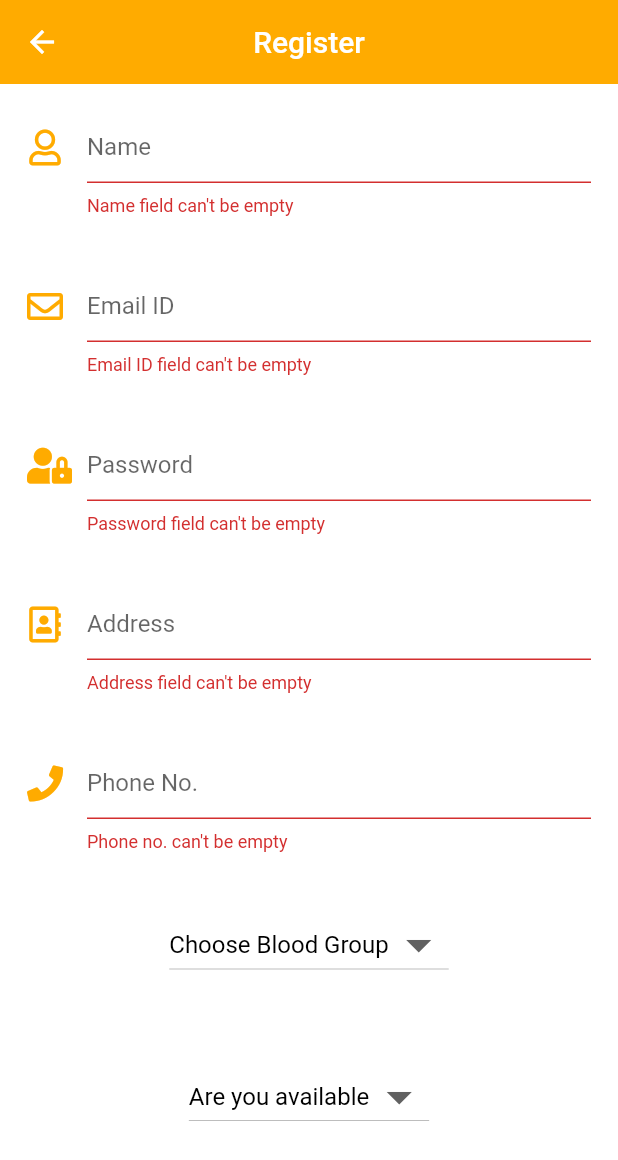
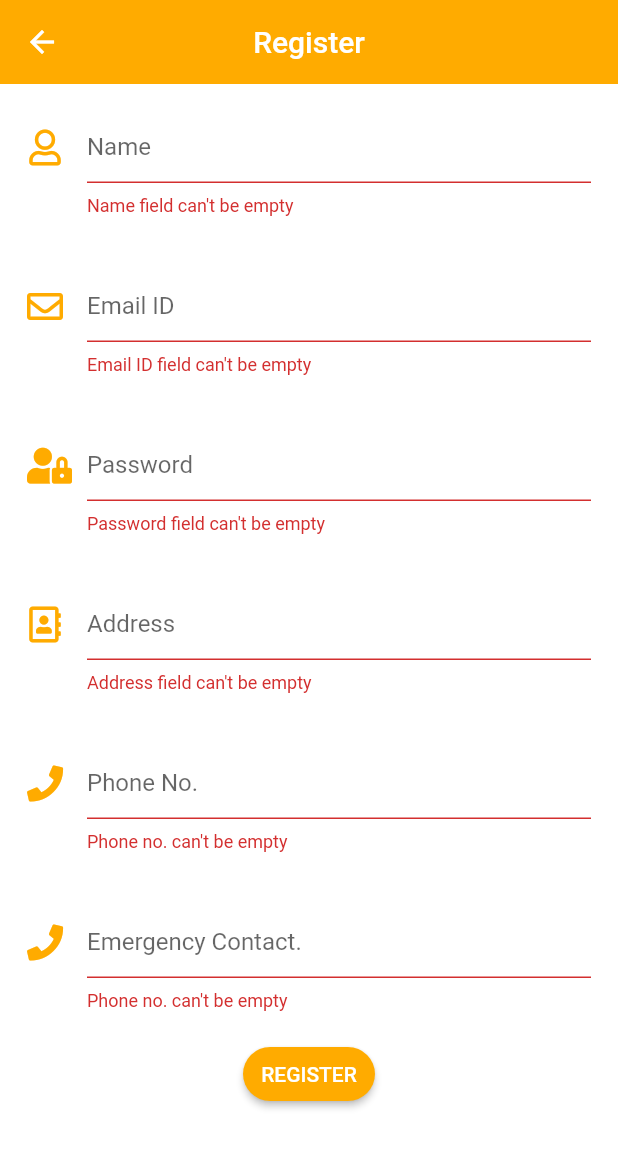
Before and after one commit to mahakmandlecha/SheHacks_Team-055, a Flutter app: the RegisterPage screen opened by its route, after a tap on "REGISTER", on a phone screen of 412 x 824 dp. Shown: the top 1160 px of the screen. Run offline on Flutter 3.47's test engine with Material 2 defaults, Android fonts, the phone set to English and light mode, and no system bars; our stand-ins replace cloud_firestore, firebase_auth, firebase_core, font_awesome_flutter, shared_preferences; accounts and stored records are empty; Roboto replaces fonts that are missing (GoogleSans).

Commit message:
Registration Screen done

```diff
--- a/lib/screens/register.dart
+++ b/lib/screens/register.dart
@@ -23,16 +23,8 @@ class _RegisterPageState extends State<RegisterPage> {
   String _phoneNumber;
   String _address;
   String _name;
-  List<String> _availability = ['Yes', 'No'];
-  String _availabilitySelected = '';
-  List<String> _gender = ['Male', 'Female'];
-  String _genderSelected = '';
+  String _emergency;
 
-  bool _availabilityCategorySelected = false;
-  List<String> _bloodGroup = ['A+', 'A-', 'B+', 'B-', 'O+', 'O-', 'AB+', 'AB-'];
-  String _bloodGroupSelected = '';
-  bool _categorySelected = false;
-  bool _genderCategorySelected = false;
   bool isLoggedIn() {
     if (FirebaseAuth.instance.currentUser != null) {
       return true;
@@ -78,11 +70,9 @@ class _RegisterPageState extends State<RegisterPage> {
           'uid': user.uid,
           'name': _name,
           'email': _email,
-          'bloodgroup': _bloodGroupSelected,
-          'availability': _availabilitySelected,
           'mobile-number': _phoneNumber,
           'address': _address,
-          'gender': _genderSelected,
+          'Emergency-number': _emergency,
         };
         addData(UserDetails).then((result) {
           print("User Added");
@@ -223,125 +213,20 @@ class _RegisterPageState extends State<RegisterPage> {
                         onSaved: (value) => _phoneNumber = value,
                       ),
                     ),
-                    Container(
-                      child: Column(
-                        children: <Widget>[
-                          Container(
-                            padding: EdgeInsets.only(top: 20.0),
-                            child: DropdownButton(
-                              hint: Text(
-                                'Choose Blood Group',
-                                style: TextStyle(color: Colors.black),
-                              ),
-                              iconSize: 40.0,
-                              items: _bloodGroup.map((val) {
-                                return new DropdownMenuItem<String>(
-                                  value: val,
-                                  child: new Text(val),
-                                );
-                              }).toList(),
-                              onChanged: (newValue) {
-                                setState(() {
-                                  _bloodGroupSelected = newValue;
-                                  this._categorySelected = true;
-                                });
-                              },
-                            ),
+                    Padding(
+                      padding: const EdgeInsets.all(18.0),
+                      child: TextFormField(
+                        keyboardType: TextInputType.phone,
+                        decoration: InputDecoration(
+                          hintText: 'Emergency Contact.',
+                          icon: Icon(
+                            FontAwesomeIcons.phone,
+                            color: Colors.amberAccent[700],
                           ),
-                          SizedBox(
-                            height: 10.0,
-                          ),
-                          Text(
-                            _bloodGroupSelected,
-                            style: TextStyle(
-                              fontWeight: FontWeight.bold,
-                              fontSize: 20.0,
-                              color: Colors.amberAccent[700],
-                            ),
-                          ),
-                        ],
-                      ),
-                    ),
-                    Container(
-                      child: Column(
-                        children: <Widget>[
-                          Container(
-                            padding: EdgeInsets.only(top: 20.0),
-                            child: DropdownButton(
-                              hint: Text(
-                                'Are you available',
-                                style: TextStyle(
-                                  color: Colors.black,
-                                ),
-                              ),
-                              iconSize: 40.0,
-                              items: _availability.map((val) {
-                                return new DropdownMenuItem<String>(
-                                  value: val,
-                                  child: new Text(val),
-                                );
-                              }).toList(),
-                              onChanged: (newValue) {
-                                setState(() {
-                                  _availabilitySelected = newValue;
-                                  this._availabilityCategorySelected = true;
-                                });
-                              },
-                            ),
-                          ),
-                          SizedBox(
-                            height: 10.0,
-                          ),
-                          Text(
-                            _availabilitySelected,
-                            style: TextStyle(
-                              fontWeight: FontWeight.bold,
-                              fontSize: 20.0,
-                              color: Colors.amberAccent[700],
-                            ),
-                          ),
-                        ],
-                      ),
-                    ),
-                    Container(
-                      child: Column(
-                        children: <Widget>[
-                          Container(
-                            padding: EdgeInsets.only(top: 20.0),
-                            child: DropdownButton(
-                              hint: Text(
-                                'Choose gender',
-                                style: TextStyle(
-                                  color: Colors.black,
-                                ),
-                              ),
-                              iconSize: 40.0,
-                              items: _gender.map((val) {
-                                return new DropdownMenuItem<String>(
-                                  value: val,
-                                  child: new Text(val),
-                                );
-                              }).toList(),
-                              onChanged: (newValue) {
-                                setState(() {
-                                  _genderSelected = newValue;
-                                  this._genderCategorySelected = true;
-                                });
-                              },
-                            ),
-                          ),
-                          SizedBox(
-                            height: 10.0,
-                          ),
-                          Text(
-                            _genderSelected,
-                            style: TextStyle(
-                              fontWeight: FontWeight.bold,
-                              fontSize: 20.0,
-                              color: Colors.amberAccent[700],
-                            ),
-                          ),
-                        ],
+                        ),
+                        validator: (value) =>
+                            value.isEmpty ? "Phone no. can't be empty" : null,
+                        onSaved: (value) => _emergency = value,
                       ),
                     ),
                     RaisedButton(
```
